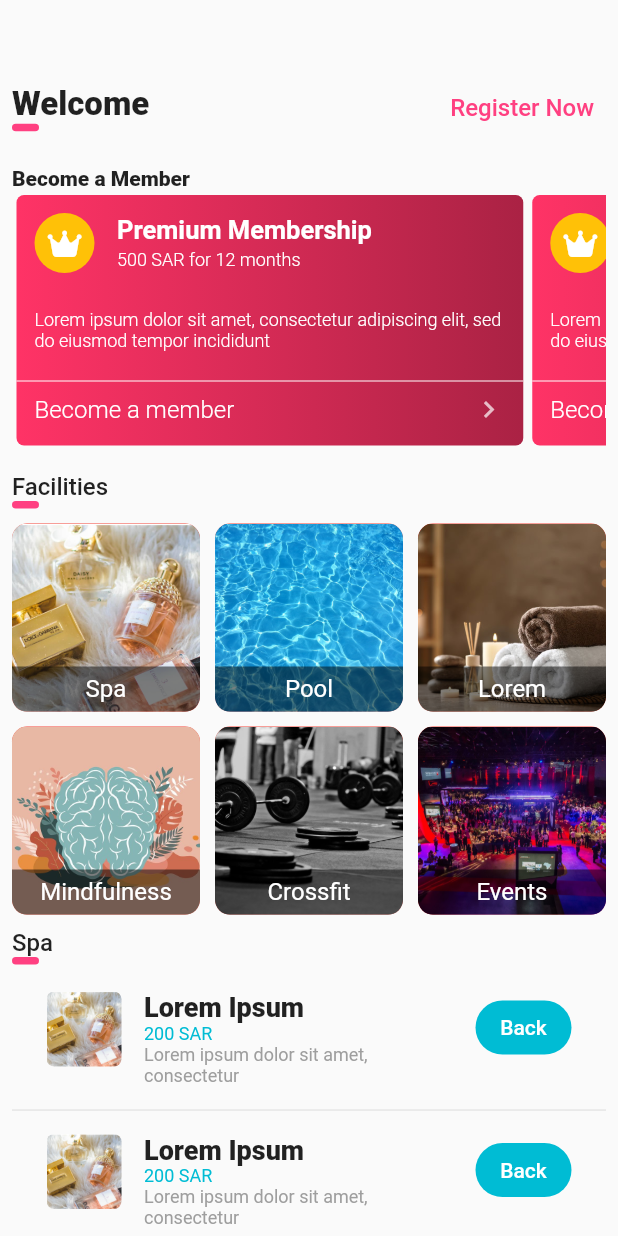
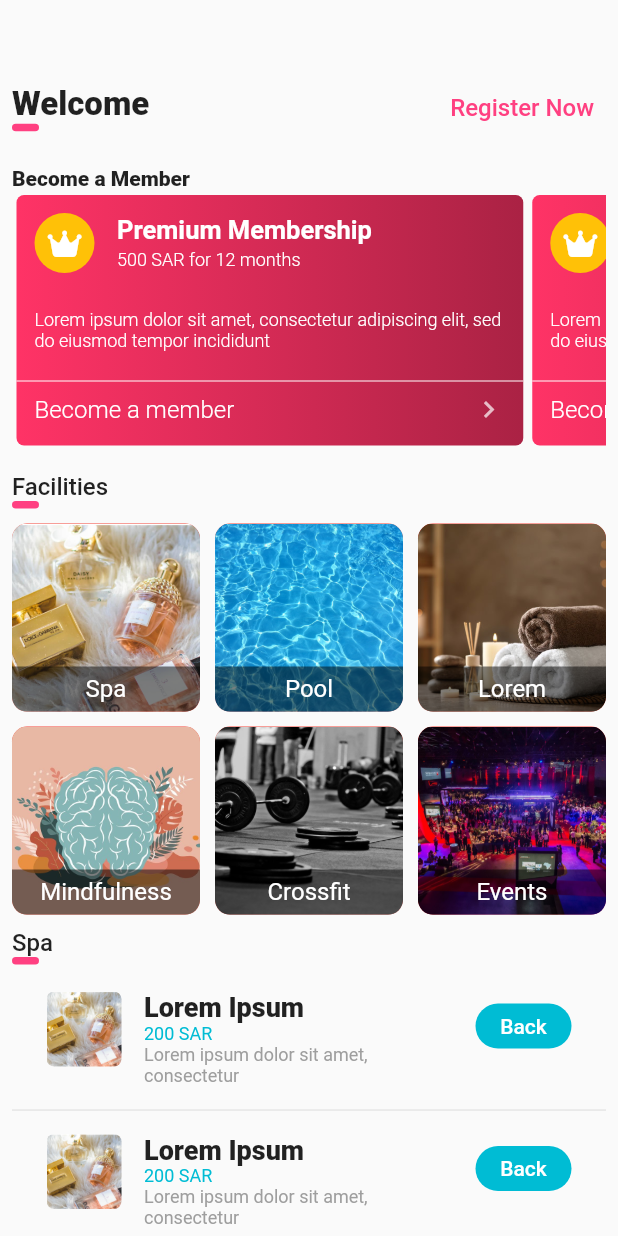
Before and after one commit to nakqeeb/flutter_task, a Flutter app: the screen it shows after launch, on a phone screen of 412 x 824 dp. Run offline on Flutter 3.47's test engine with Material 2 defaults, Android fonts, the phone set to English and light mode, and no system bars; our stand-ins replace font_awesome_flutter.

Commit message:
save changes

```diff
--- a/lib/screens/home/components/spa/spa_tile.dart
+++ b/lib/screens/home/components/spa/spa_tile.dart
@@ -41,7 +41,11 @@ class SpaTile extends StatelessWidget {
               ),
             ),
           ]),
-          ElevatedButton(
+          Padding(
+            padding: const EdgeInsets.only(top: 8),
+            child: SizedBox(
+              height: 30,
+              child: ElevatedButton(
                 onPressed: () {},
                 style: ButtonStyle(
                   elevation: MaterialStateProperty.all(0),
@@ -54,6 +58,8 @@ class SpaTile extends StatelessWidget {
                 ),
                 child: const Text('Back'),
               ),
+            ),
+          ),
         ],
       ),
     );
```
Lines whose indentation alone changed are shown as unchanged.
